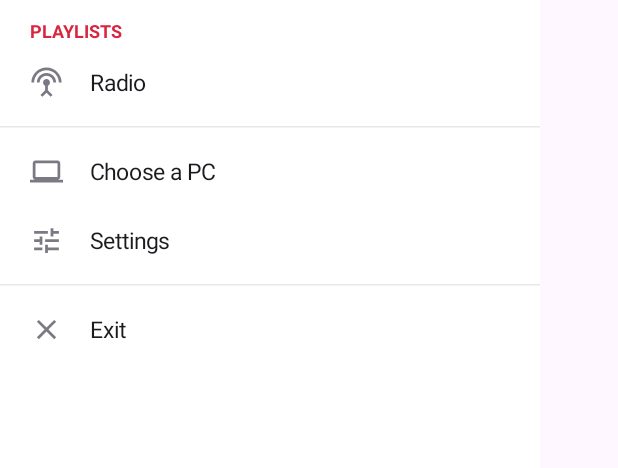
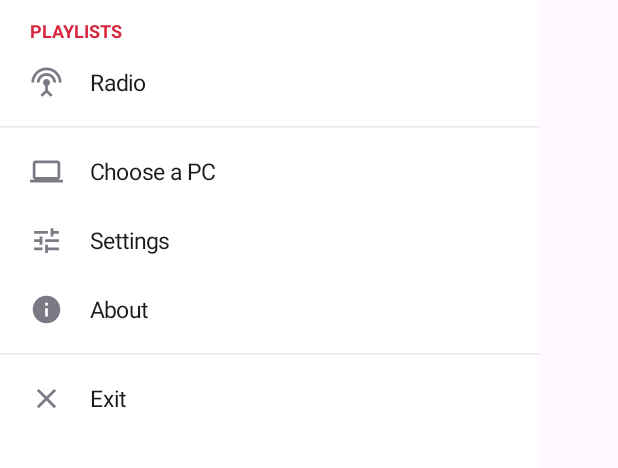
Before and after one commit to Ruf790/artcore-music-remote, an Android app built with Jetpack Compose: the composable DrawerMenu shown on its own in the app's theme, on a phone screen of 412 x 824 dp, the part 206-674 px from its top. Run offline under Robolectric (Android 15) with nearby library versions, the phone set to English and light mode, and no system bars.

Commit message:
Add files via upload

```diff
--- a/app/build.gradle.kts
+++ b/app/build.gradle.kts
@@ -57,6 +57,7 @@ android {
 
     buildFeatures {
         compose = true
+        buildConfig = true
     }
 
     lint {
--- /dev/null
+++ b/app/src/main/res/drawable/ic_info.xml
@@ -0,0 +1,9 @@
+<vector xmlns:android="http://schemas.android.com/apk/res/android"
+    android:width="24dp"
+    android:height="24dp"
+    android:viewportWidth="24"
+    android:viewportHeight="24">
+    <path
+        android:fillColor="#FFFFFFFF"
+        android:pathData="M12,2C6.48,2 2,6.48 2,12s4.48,10 10,10 10,-4.48 10,-10S17.52,2 12,2zM13,17h-2v-6h2v6zM13,9h-2L11,7h2v2z" />
+</vector>
--- a/app/src/main/res/values/strings.xml
+++ b/app/src/main/res/values/strings.xml
@@ -68,4 +68,9 @@
     <string name="local_net_needed">Allow access to devices on the local network so the app can find and control the PC.</string>
     <string name="grant">Allow</string>
     <string name="tracks_n">%d tracks</string>
+    <string name="about">About</string>
+    <string name="version_n">Version %s</string>
+    <string name="about_text">A remote for ArtCore Music on the PC: playlists, albums, radio, playback and volume control from your phone over the local Wi-Fi.</string>
+    <string name="about_license">Open source, GNU GPL v3.</string>
+    <string name="about_source">Source code on GitHub</string>
 </resources>
```
Also changed, not shown: app/src/main/java/com/ruf790/artcore/remote/ui/MainActivity.kt (+36 -1 lines), 1 other file.
